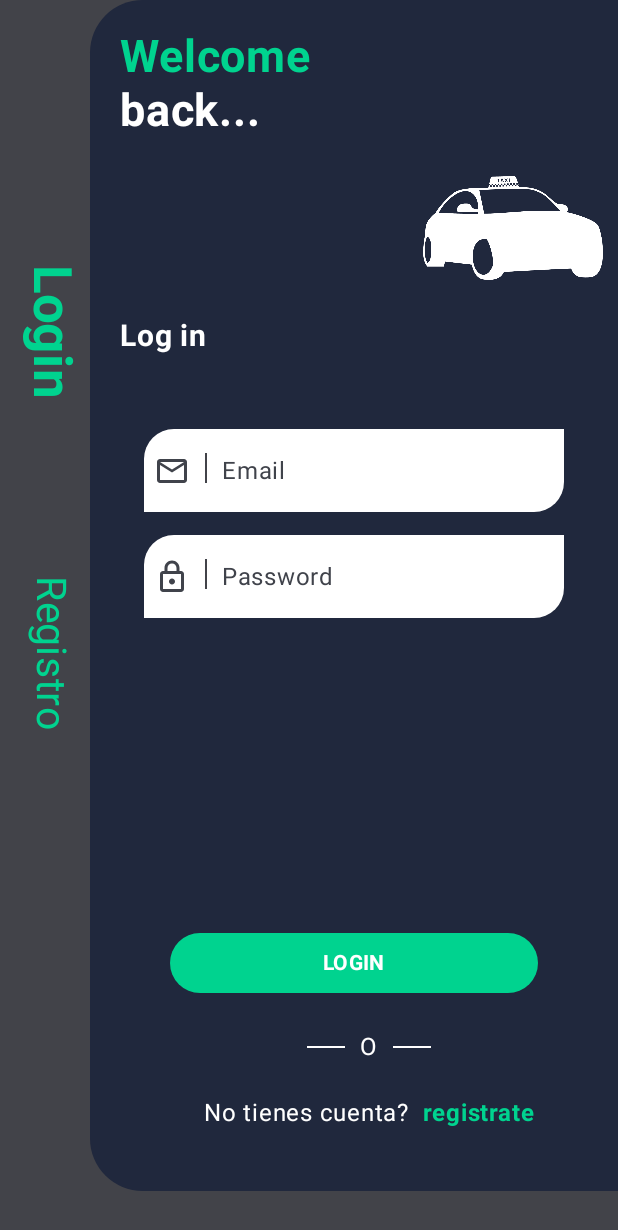
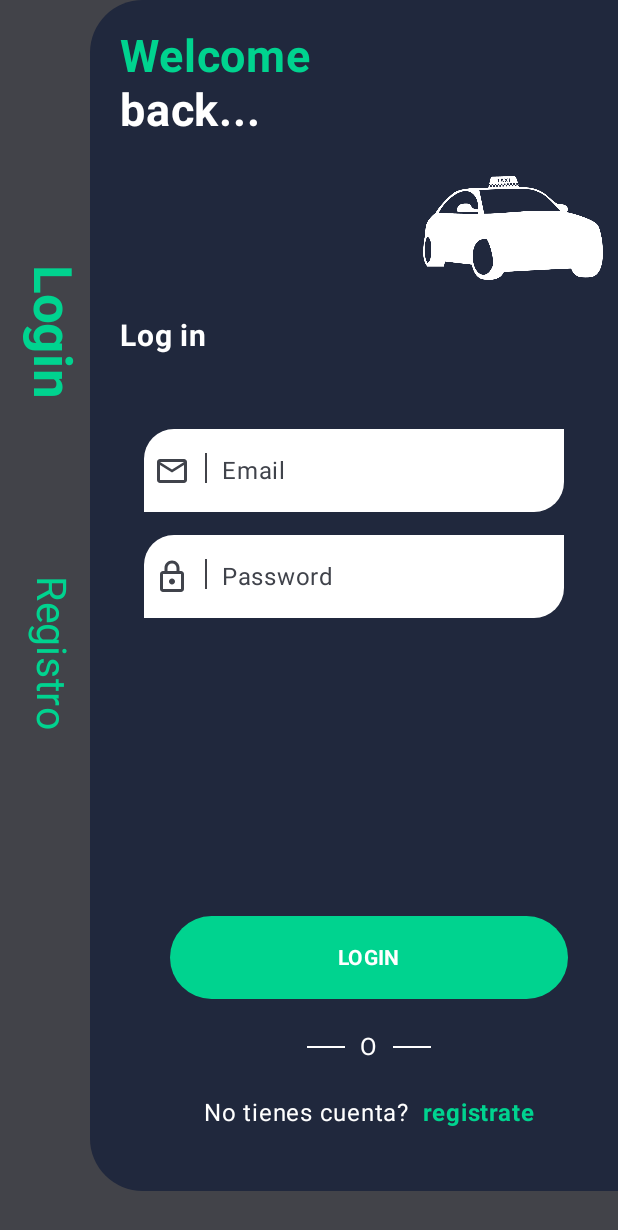
Before and after one commit to Williams-Hidrovo/mitaxi, an Android app built with Jetpack Compose: the screen it shows after launch (MainActivity), after a tap on "LOGIN", on a phone screen of 412 x 824 dp. Shown: the top 1230 px of the screen. Run offline under Robolectric (Android 15) with nearby library versions, the phone set to English and light mode, and no system bars.

Commit message:
loginviewmodel y login state creados

```diff
--- /dev/null
+++ b/app/src/main/java/com/willdev/mitaxi/presentation/screens/auth/login/LoginState.kt
@@ -0,0 +1,7 @@
+package com.willdev.mitaxi.presentation.screens.auth.login
+
+data class LoginState (
+    val email:String="",
+    val password:String=""
+
+)
--- /dev/null
+++ b/app/src/main/java/com/willdev/mitaxi/presentation/screens/auth/login/LoginViewModel.kt
@@ -0,0 +1,26 @@
+package com.willdev.mitaxi.presentation.screens.auth.login
+
+import android.util.Log
+import androidx.compose.runtime.getValue
+import androidx.compose.runtime.mutableStateOf
+import androidx.compose.runtime.setValue
+import androidx.lifecycle.ViewModel
+
+class LoginViewModel:ViewModel(){
+    var state by mutableStateOf(LoginState())
+        private set
+
+    fun onEmailInput(newEmail:String){
+        state=state.copy(email = newEmail)
+    }
+
+    fun onPasswordInput(newPassword:String){
+        state=state.copy(password = newPassword)
+    }
+
+    fun loginSubmit(){
+        Log.d( "LoginViewModel","EMAIL: ${state.email}")
+        Log.d( "LoginViewModel","PASSWORD: ${state.password}")
+    }
+
+}
--- a/app/src/main/java/com/willdev/mitaxi/presentation/screens/auth/login/components/LoginContent.kt
+++ b/app/src/main/java/com/willdev/mitaxi/presentation/screens/auth/login/components/LoginContent.kt
@@ -1,5 +1,6 @@
 package com.willdev.mitaxi.presentation.screens.auth.login.components
 
+import android.util.Log
 import androidx.compose.foundation.Image
 import androidx.compose.foundation.background
 import androidx.compose.foundation.clickable
@@ -37,10 +38,14 @@ import androidx.compose.ui.text.font.FontWeight
 import androidx.compose.ui.text.input.KeyboardType
 import androidx.compose.ui.unit.dp
 import androidx.compose.ui.unit.sp
+import androidx.lifecycle.ViewModel
+import androidx.lifecycle.viewmodel.compose.viewModel
 import androidx.navigation.NavHostController
 import com.willdev.mitaxi.R
+import com.willdev.mitaxi.presentation.components.DefaultButton
 import com.willdev.mitaxi.presentation.components.DefaultTextField
 import com.willdev.mitaxi.presentation.navigation.screen.auth.AuthScreen
+import com.willdev.mitaxi.presentation.screens.auth.login.LoginViewModel
 
 @Composable
 fun LoginContent(navHostController: NavHostController,paddingValues: PaddingValues){
@@ -50,8 +55,8 @@ fun LoginContent(navHostController: NavHostController,paddingValues: PaddingValu
     val colorTitles= colorResource(id = R.color.colorTitles)
 
     //variables
-    val email = remember { mutableStateOf("") }
-    val password = remember { mutableStateOf("") }
+    val vm:LoginViewModel= viewModel()
+    val state=vm.state
 
 
     //--------------------------------------------------------VISTA
@@ -154,13 +159,12 @@ fun LoginContent(navHostController: NavHostController,paddingValues: PaddingValu
                 ){
                     DefaultTextField(
                         modifier = Modifier,
-                        value = email.value,
+                        value = state.email,
                         label = "Email",
                         onValueChange = {
-                            email.value=it
+                            vm.onEmailInput(it)
                         },
                         icon = Icons.Outlined.Email,
-                        hideText = false,
                         keyboardType = KeyboardType.Email
                     )
 
@@ -169,10 +173,10 @@ fun LoginContent(navHostController: NavHostController,paddingValues: PaddingValu
                     )
                     DefaultTextField(
                         modifier = Modifier,
-                        value = password.value,
+                        value = state.password,
                         label = "Password",
-                        onValueChange = {
-                            password.value=it
+                        onValueChange = {password ->
+                            vm.onPasswordInput(password)
                         },
                         icon = Icons.Outlined.Lock,
                         hideText = true,
@@ -188,24 +192,15 @@ fun LoginContent(navHostController: NavHostController,paddingValues: PaddingValu
                     modifier = Modifier
                         .padding(bottom = 40.dp)
                 ){
-                    Button(
-                        modifier = Modifier
-                            .fillMaxWidth(0.8f)
-                            .padding(end = 20.dp),
-                        colors = ButtonDefaults.buttonColors(
-                            containerColor = colorTitles
-                        ),
+                    DefaultButton(
+                        modifier = Modifier,
+                        text = "LOGIN",
                         onClick = {
-                            println("el valor de email es: ${email.value} ")
-                            println("el valor de email es: ${password.value} ")
+                            vm.loginSubmit()
                         }
-                    ) {
-                        Text(
-                            color = Color.White,
-                            text = "LOGIN",
-                            fontWeight = FontWeight.Bold
-                        )
-                    }
+
+                    )
+
                     Row(
                         modifier = Modifier
                             .fillMaxWidth(),
```
